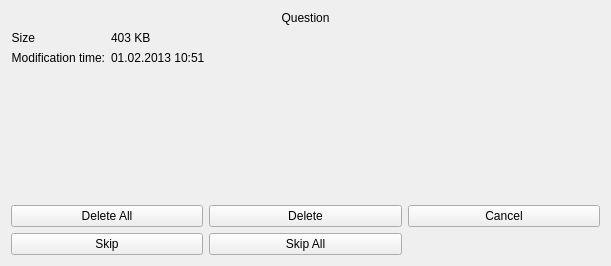
Before: the Qt Designer form qt-app/src/progressdialogs/cpromptdialog.ui in VioletGiraffe/file-commander, drawn with Qt 5.
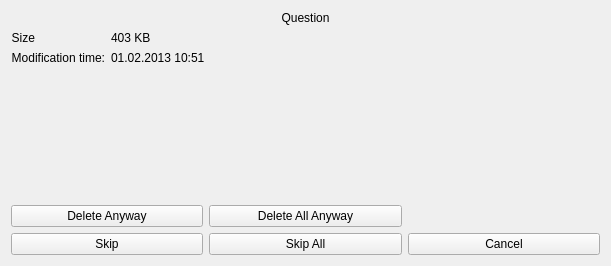
After: the same form once the commit is applied. The open tabs and pages were chosen to show the change.

```diff
--- a/qt-app/src/progressdialogs/cpromptdialog.ui
+++ b/qt-app/src/progressdialogs/cpromptdialog.ui
@@ -266,16 +266,6 @@
        </item>
        <item>
         <layout class="QGridLayout" name="gridLayout">
-         <item row="0" column="2">
-          <widget class="QPushButton" name="btnCancelDeletion">
-           <property name="text">
-            <string>Cancel</string>
-           </property>
-           <property name="autoDefault">
-            <bool>false</bool>
-           </property>
-          </widget>
-         </item>
          <item row="1" column="0">
           <widget class="QPushButton" name="btnSkipDeletion">
            <property name="text">
@@ -296,23 +286,33 @@
            </property>
           </widget>
          </item>
-         <item row="0" column="0">
-          <widget class="QPushButton" name="btnDeleteAll">
-           <property name="text">
-            <string>Delete All</string>
-           </property>
-           <property name="autoDefault">
-            <bool>true</bool>
-           </property>
-           <property name="default">
-            <bool>true</bool>
-           </property>
-          </widget>
-         </item>
          <item row="0" column="1">
           <widget class="QPushButton" name="btnDelete">
            <property name="text">
-            <string>Delete</string>
+            <string>Delete All Anyway</string>
+           </property>
+           <property name="autoDefault">
+            <bool>true</bool>
+           </property>
+           <property name="default">
+            <bool>true</bool>
+           </property>
+          </widget>
+         </item>
+         <item row="0" column="0">
+          <widget class="QPushButton" name="btnDeleteAnyway">
+           <property name="text">
+            <string>Delete Anyway</string>
+           </property>
+           <property name="autoDefault">
+            <bool>false</bool>
+           </property>
+          </widget>
+         </item>
+         <item row="1" column="2">
+          <widget class="QPushButton" name="btnCancelDeletion">
+           <property name="text">
+            <string>Cancel</string>
            </property>
            <property name="autoDefault">
             <bool>false</bool>
```
Left out of the diff: 15 changed lines with no effect on the pictures.
